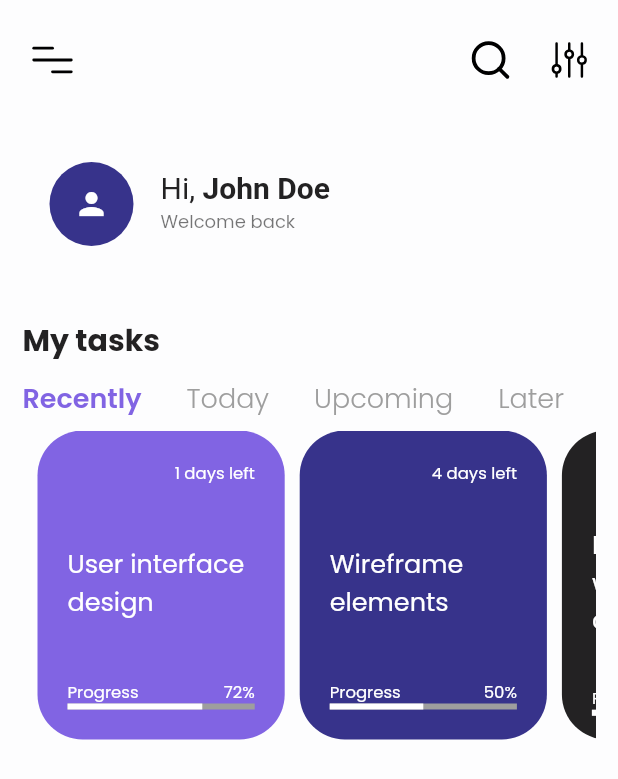
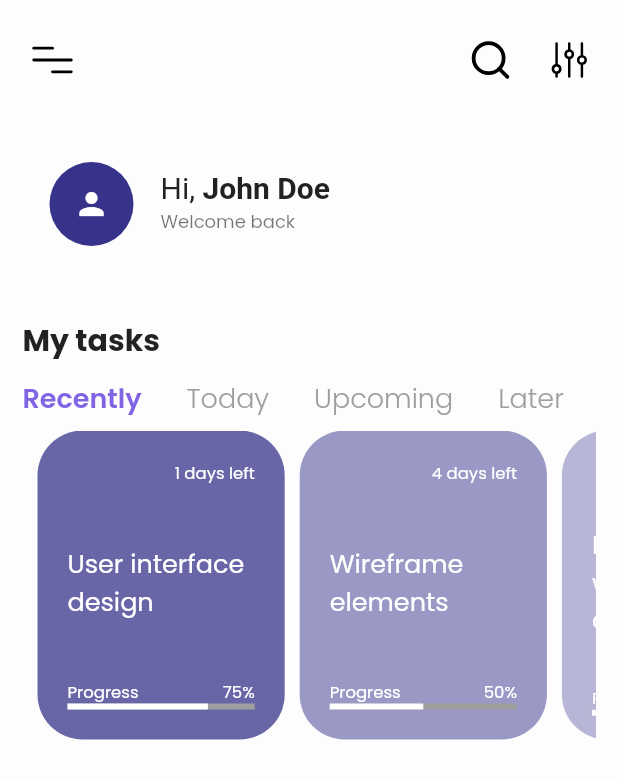
Before and after one commit to Amirnlz/task_management, a Flutter app: the screen it shows after launch, on a phone screen of 412 x 824 dp. Shown: the top 779 px of the screen. Run offline on Flutter 3.47's test engine with Material 2 defaults, Android fonts, the phone set to English and light mode, and no system bars; our stand-ins replace flutter_svg.

Commit message:
refactor task-card color method

```diff
--- a/lib/models/task.dart
+++ b/lib/models/task.dart
@@ -1,20 +1,16 @@
-import 'package:flutter/material.dart';
 
-import '../helpers/contants.dart';
 
 class Task {
   final String title;
   final String? description;
   final DateTime date;
   final int progress;
-  final Color color;
 
   Task({
     required this.title,
     required this.date,
     required this.progress,
     this.description,
-    this.color = primaryColor,
   });
 }
 
@@ -22,21 +18,17 @@ List<Task> tasksCardList = [
   Task(
       title: 'User interface design',
       date: DateTime.now().add(const Duration(days: 1)),
-      progress: 72,
-      color: primaryColor),
+      progress: 75),
   Task(
       title: 'Wireframe elements',
       date: DateTime.now().add(const Duration(days: 4)),
-      progress: 50,
-      color: accentColor),
+      progress: 50),
   Task(
       title: 'Landing website design',
       date: DateTime.now().add(const Duration(days: 7)),
-      progress: 35,
-      color: textColor),
+      progress: 35),
   Task(
       title: 'Learn new technology',
       date: DateTime.now().add(const Duration(days: 8)),
-      progress: 8,
-      color: Colors.brown),
+      progress: 8),
 ];
--- a/lib/screens/components/task_card.dart
+++ b/lib/screens/components/task_card.dart
@@ -1,4 +1,5 @@
 import 'package:flutter/material.dart';
+import '../../helpers/contants.dart';
 
 import '../../helpers/extesnsion.dart';
 
@@ -7,13 +8,11 @@ class TaskCard extends StatelessWidget {
       {required this.title,
       required this.date,
       required this.progress,
-      required this.color,
       Key? key})
       : super(key: key);
   final String title;
   final int progress;
   final DateTime date;
-  final Color color;
 
   @override
   Widget build(BuildContext context) {
@@ -23,7 +22,7 @@ class TaskCard extends StatelessWidget {
       height: size.height * 0.25,
       width: size.width * 0.4,
       decoration: BoxDecoration(
-        color: color,
+        color: accentColor.withOpacity(progressColor),
         borderRadius: BorderRadius.circular(30),
       ),
       child: Padding(
@@ -88,4 +87,6 @@ class TaskCard extends StatelessWidget {
       ),
     );
   }
+
+  double get progressColor => progress < 40 ? 0.35 : progress / 100;
 }
--- a/lib/screens/home_screen.dart
+++ b/lib/screens/home_screen.dart
@@ -45,11 +45,9 @@ class HomeScreen extends StatelessWidget {
           (index) => Padding(
             padding: const EdgeInsets.only(left: 10),
             child: TaskCard(
-              title: tasksCardList[index].title,
-              date: tasksCardList[index].date,
-              progress: tasksCardList[index].progress,
-              color: tasksCardList[index].color,
-            ),
+                title: tasksCardList[index].title,
+                date: tasksCardList[index].date,
+                progress: tasksCardList[index].progress),
           ),
         ),
       ),
```
